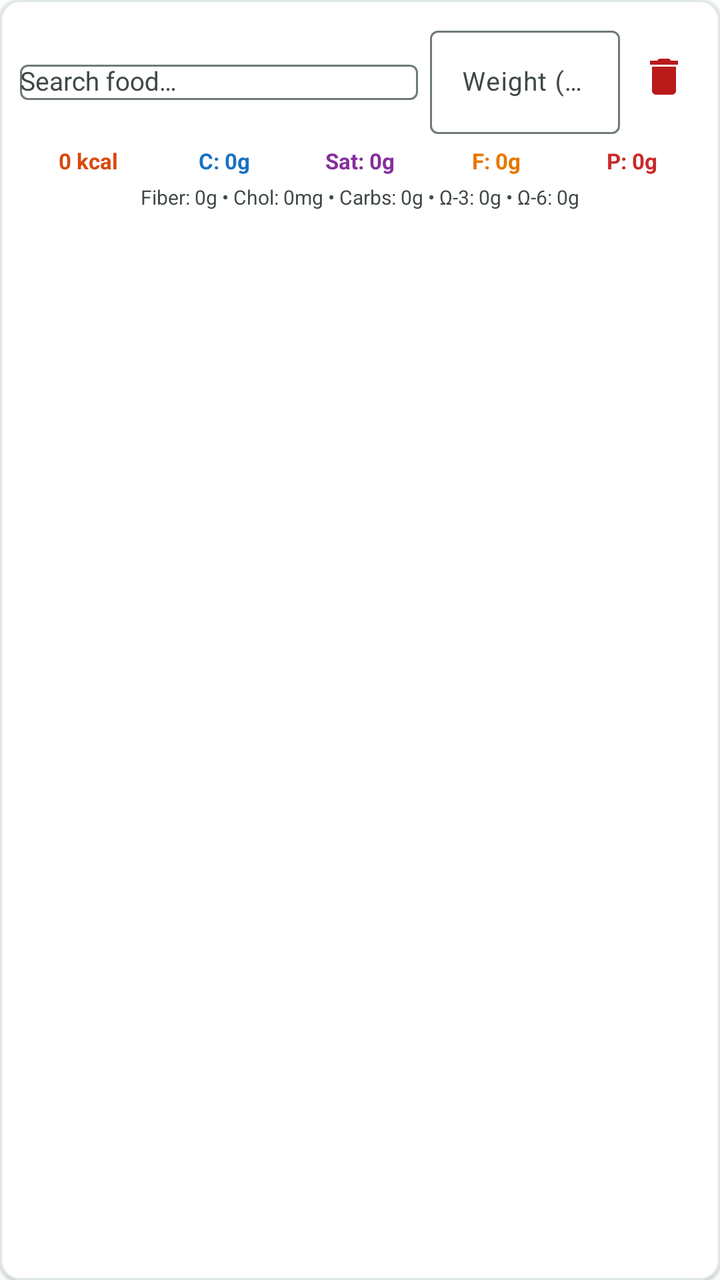
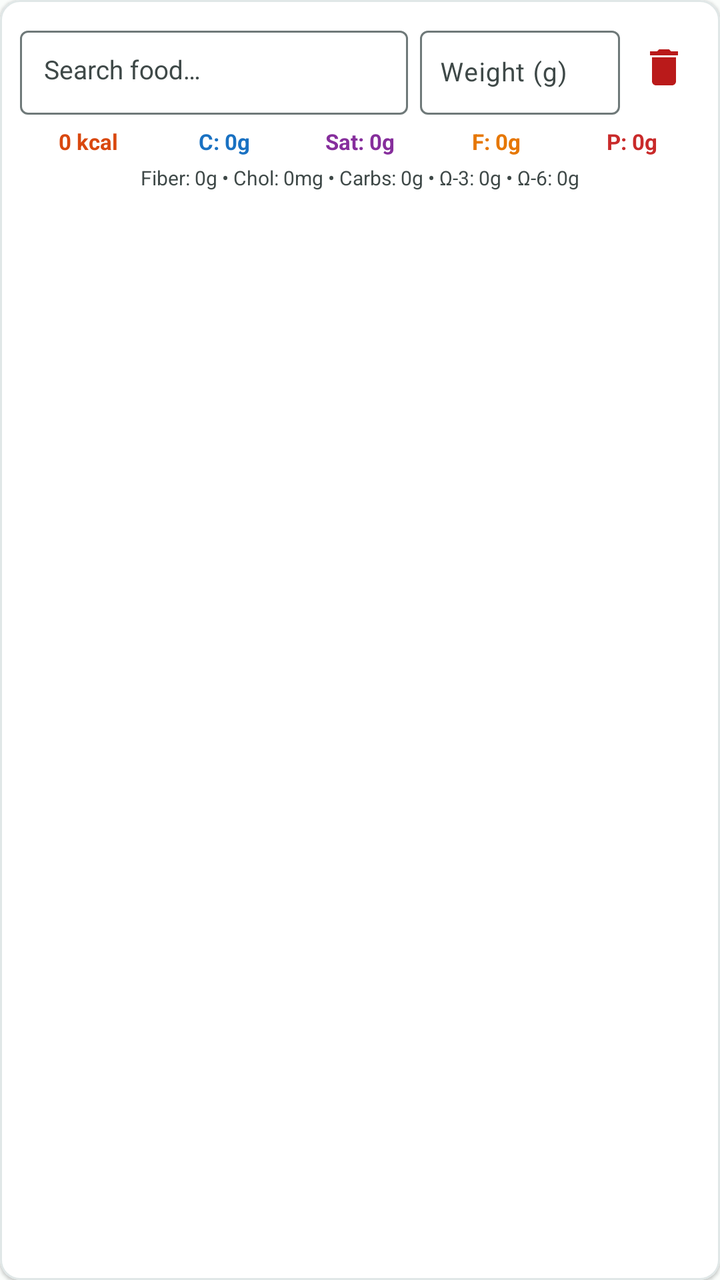

Before-and-after screenshots of an Android layout around one commit, followed by the original layout XML and the change that was made.
<!-- AndroidManifest.xml: application theme Theme.ActivityTracker -->
<!-- res/layout/item_food_row.xml -->
<?xml version="1.0" encoding="utf-8"?>
<com.google.android.material.card.MaterialCardView xmlns:android="http://schemas.android.com/apk/res/android"
    xmlns:app="http://schemas.android.com/apk/res-auto"
    android:layout_width="match_parent"
    android:layout_height="wrap_content"
    android:layout_marginTop="4dp"
    android:layout_marginBottom="4dp"
    app:cardBackgroundColor="@color/clinical_card_bg"
    app:cardCornerRadius="10dp"
    app:cardElevation="1dp"
    app:strokeColor="@color/clinical_card_stroke"
    app:strokeWidth="1dp">

    <LinearLayout
        android:layout_width="match_parent"
        android:layout_height="wrap_content"
        android:orientation="vertical"
        android:padding="10dp">

        
        <LinearLayout
            android:layout_width="match_parent"
            android:layout_height="wrap_content"
            android:gravity="center_vertical"
            android:orientation="horizontal">

            
            <com.google.android.material.textfield.TextInputLayout
                android:id="@+id/til_food_name"
                style="@style/Widget.Material3.TextInputLayout.OutlinedBox"
                android:layout_width="0dp"
                android:layout_height="wrap_content"
                android:layout_weight="1"
                android:hint="@string/food_hint">

                <AutoCompleteTextView
                    android:id="@+id/actv_food_name"
                    android:layout_width="match_parent"
                    android:layout_height="wrap_content"
                    android:completionThreshold="1"
                    android:dropDownWidth="wrap_content"
                    android:imeOptions="actionNext"
                    android:inputType="textCapWords"
                    android:maxLines="1"
                    android:popupBackground="@color/autocomplete_bg"
                    android:textColor="@color/autocomplete_text"
                    android:textSize="13sp" />
            </com.google.android.material.textfield.TextInputLayout>

            
            <com.google.android.material.textfield.TextInputLayout
                android:id="@+id/til_food_weight"
                style="@style/Widget.Material3.TextInputLayout.OutlinedBox"
                android:layout_width="95dp"
                android:layout_height="wrap_content"
                android:layout_marginStart="6dp"
                android:hint="@string/weight_hint">

                <com.google.android.material.textfield.TextInputEditText
                    android:id="@+id/et_food_weight"
                    android:layout_width="match_parent"
                    android:layout_height="wrap_content"
                    android:imeOptions="actionDone"
                    android:inputType="numberDecimal"
                    android:maxLines="1"
                    android:textSize="13sp" />
            </com.google.android.material.textfield.TextInputLayout>

            
            <ImageButton
                android:id="@+id/btn_delete_food_row"
                android:layout_width="36dp"
                android:layout_height="36dp"
                android:layout_marginStart="4dp"
                android:background="?attr/selectableItemBackgroundBorderless"
                android:contentDescription="Delete Food Row"
                android:src="@drawable/ic_delete"
                app:tint="?attr/colorError" />
        </LinearLayout>

        
        <LinearLayout
            android:id="@+id/layout_primary_nutrients"
            android:layout_width="match_parent"
            android:layout_height="wrap_content"
            android:layout_marginTop="6dp"
            android:orientation="horizontal"
            android:weightSum="5">

            <TextView
                android:id="@+id/text_row_calories"
                android:layout_width="0dp"
                android:layout_height="wrap_content"
                android:layout_weight="1"
                android:gravity="center"
                android:text="0 kcal"
                android:textColor="@color/nutrient_calories"
                android:textSize="11sp"
                android:textStyle="bold" />

            <TextView
                android:id="@+id/text_row_dig_carbs"
                android:layout_width="0dp"
                android:layout_height="wrap_content"
                android:layout_weight="1"
                android:gravity="center"
                android:text="C: 0g"
                android:textColor="@color/nutrient_carbs"
                android:textSize="11sp"
                android:textStyle="bold" />

            <TextView
                android:id="@+id/text_row_sat_fat"
                android:layout_width="0dp"
                android:layout_height="wrap_content"
                android:layout_weight="1"
                android:gravity="center"
                android:text="Sat: 0g"
                android:textColor="@color/nutrient_sat_fat"
                android:textSize="11sp"
                android:textStyle="bold" />

            <TextView
                android:id="@+id/text_row_fat"
                android:layout_width="0dp"
                android:layout_height="wrap_content"
                android:layout_weight="1"
                android:gravity="center"
                android:text="F: 0g"
                android:textColor="@color/nutrient_fat"
                android:textSize="11sp"
                android:textStyle="bold" />

            <TextView
                android:id="@+id/text_row_protein"
                android:layout_width="0dp"
                android:layout_height="wrap_content"
                android:layout_weight="1"
                android:gravity="center"
                android:text="P: 0g"
                android:textColor="@color/nutrient_protein"
                android:textSize="11sp"
                android:textStyle="bold" />
        </LinearLayout>

        
        <TextView
            android:id="@+id/text_row_secondary_nutrients"
            android:layout_width="match_parent"
            android:layout_height="wrap_content"
            android:layout_marginTop="4dp"
            android:gravity="center"
            android:text="Fiber: 0g • Chol: 0mg • Carbs: 0g • Ω-3: 0g • Ω-6: 0g"
            android:textColor="?attr/colorOnSurfaceVariant"
            android:textSize="10sp" />

    </LinearLayout>
</com.google.android.material.card.MaterialCardView>
<!-- resources referenced by this layout -->
<resources>
  <color name="autocomplete_bg">#FFFFFF</color>
  <color name="autocomplete_text">#191C1C</color>
  <color name="clinical_card_bg">#FFFFFF</color>
  <color name="clinical_card_stroke">#E0E7E7</color>
  <color name="nutrient_calories">#D9480F</color>
  <color name="nutrient_carbs">#1971C2</color>
  <color name="nutrient_fat">#E67700</color>
  <color name="nutrient_protein">#C92A2A</color>
  <color name="nutrient_sat_fat">#862E9C</color>
  <!-- drawable ic_delete (drawable) -->
  <?xml version="1.0" encoding="utf-8"?>
  <vector xmlns:android="http://schemas.android.com/apk/res/android"
      android:width="24dp"
      android:height="24dp"
      android:viewportWidth="24"
      android:viewportHeight="24">
      <path
          android:fillColor="?attr/colorControlNormal"
          android:pathData="M6,19c0,1.1 0.9,2 2,2h8c1.1,0 2,-0.9 2,-2V7H6v12zM19,4h-3.5l-1,-1h-5l-1,1H5v2h14V4z" />
  </vector>
  <string name="food_hint">Search food…</string>
  <string name="weight_hint">Weight (g)</string>
  <color name="md_theme_light_primary">#006A6A</color>
  <color name="md_theme_light_onPrimary">#FFFFFF</color>
  <color name="md_theme_light_primaryContainer">#6FF7F6</color>
  <color name="md_theme_light_onPrimaryContainer">#002020</color>
  <color name="md_theme_light_secondary">#4A6363</color>
  <color name="md_theme_light_onSecondary">#FFFFFF</color>
  <color name="md_theme_light_secondaryContainer">#CCE8E7</color>
  <color name="md_theme_light_onSecondaryContainer">#051F20</color>
  <color name="md_theme_light_tertiary">#4B607C</color>
  <color name="md_theme_light_onTertiary">#FFFFFF</color>
  <color name="md_theme_light_tertiaryContainer">#D3E4FF</color>
  <color name="md_theme_light_onTertiaryContainer">#041C35</color>
  <color name="md_theme_light_error">#BA1A1A</color>
  <color name="md_theme_light_onError">#FFFFFF</color>
  <color name="md_theme_light_background">#FAFDFB</color>
  <color name="md_theme_light_onBackground">#191C1C</color>
  <color name="md_theme_light_surface">#FAFDFB</color>
  <color name="md_theme_light_onSurface">#191C1C</color>
  <color name="md_theme_light_surfaceVariant">#DAE5E4</color>
  <color name="md_theme_light_onSurfaceVariant">#3F4948</color>
  <color name="md_theme_light_outline">#6F7979</color>
  <style name="Widget.ActivityTracker.AutoCompleteTextView" parent="Widget.AppCompat.AutoCompleteTextView">
          <item name="android:textColor">@color/autocomplete_text</item>
          <item name="android:textColorHint">@color/autocomplete_subtext</item>
          <item name="android:popupBackground">@color/autocomplete_bg</item>
      </style>
  <color name="autocomplete_subtext">#5B6464</color>
  <!-- unchanged entries left out for length: 1 -->
</resources>

<!-- the commit's change to res/layout/item_food_row.xml (unified diff, before → after) -->
@@ -27,9 +27,10 @@
             
             <com.google.android.material.textfield.TextInputLayout
                 android:id="@+id/til_food_name"
-                style="@style/Widget.Material3.TextInputLayout.OutlinedBox"
+                style="@style/Widget.Material3.TextInputLayout.OutlinedBox.Dense"
                 android:layout_width="0dp"
                 android:layout_height="wrap_content"
+                android:minHeight="42dp"
                 android:layout_weight="1"
                 android:hint="@string/food_hint">
 
@@ -37,6 +38,12 @@
                     android:id="@+id/actv_food_name"
                     android:layout_width="match_parent"
                     android:layout_height="wrap_content"
+                    android:minHeight="42dp"
+                    android:paddingTop="10dp"
+                    android:paddingBottom="12dp"
+                    android:paddingStart="12dp"
+                    android:paddingEnd="12dp"
+                    android:gravity="center_vertical"
                     android:completionThreshold="1"
                     android:dropDownWidth="wrap_content"
                     android:imeOptions="actionNext"
@@ -50,8 +57,8 @@
             
             <com.google.android.material.textfield.TextInputLayout
                 android:id="@+id/til_food_weight"
-                style="@style/Widget.Material3.TextInputLayout.OutlinedBox"
-                android:layout_width="95dp"
+                style="@style/Widget.Material3.TextInputLayout.OutlinedBox.Dense"
+                android:layout_width="100dp"
                 android:layout_height="wrap_content"
                 android:layout_marginStart="6dp"
                 android:hint="@string/weight_hint">
@@ -60,6 +67,12 @@
                     android:id="@+id/et_food_weight"
                     android:layout_width="match_parent"
                     android:layout_height="wrap_content"
+                    android:minHeight="42dp"
+                    android:paddingTop="10dp"
+                    android:paddingBottom="10dp"
+                    android:paddingStart="10dp"
+                    android:paddingEnd="10dp"
+                    android:gravity="center_vertical"
                     android:imeOptions="actionDone"
                     android:inputType="numberDecimal"
                     android:maxLines="1"
